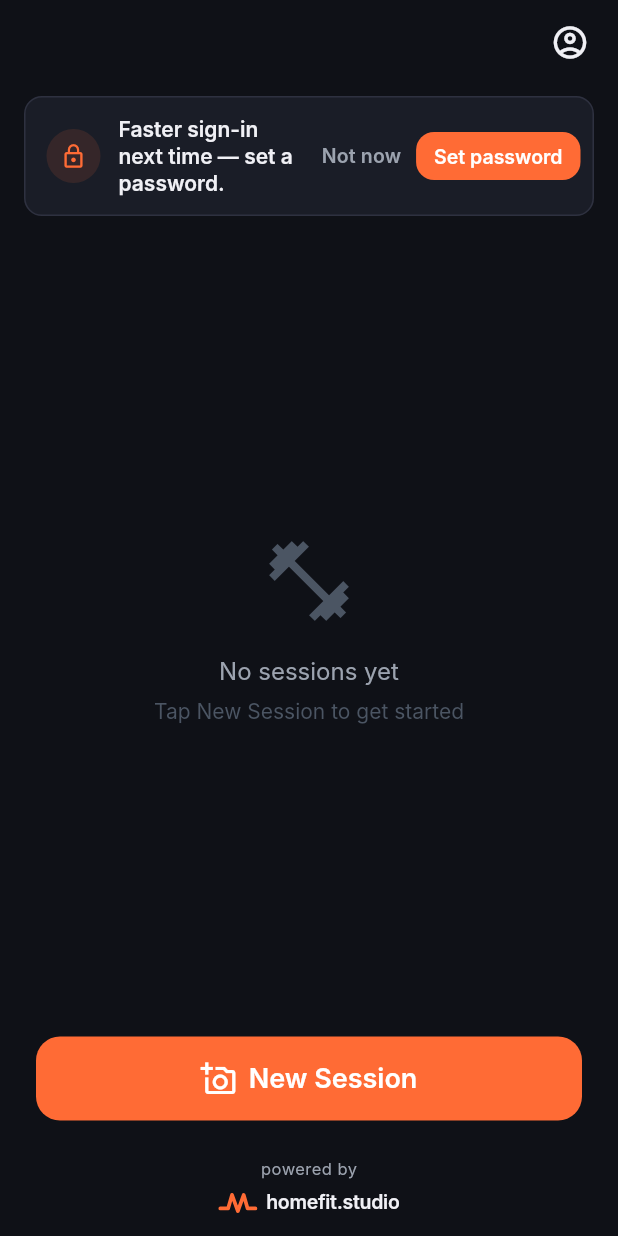
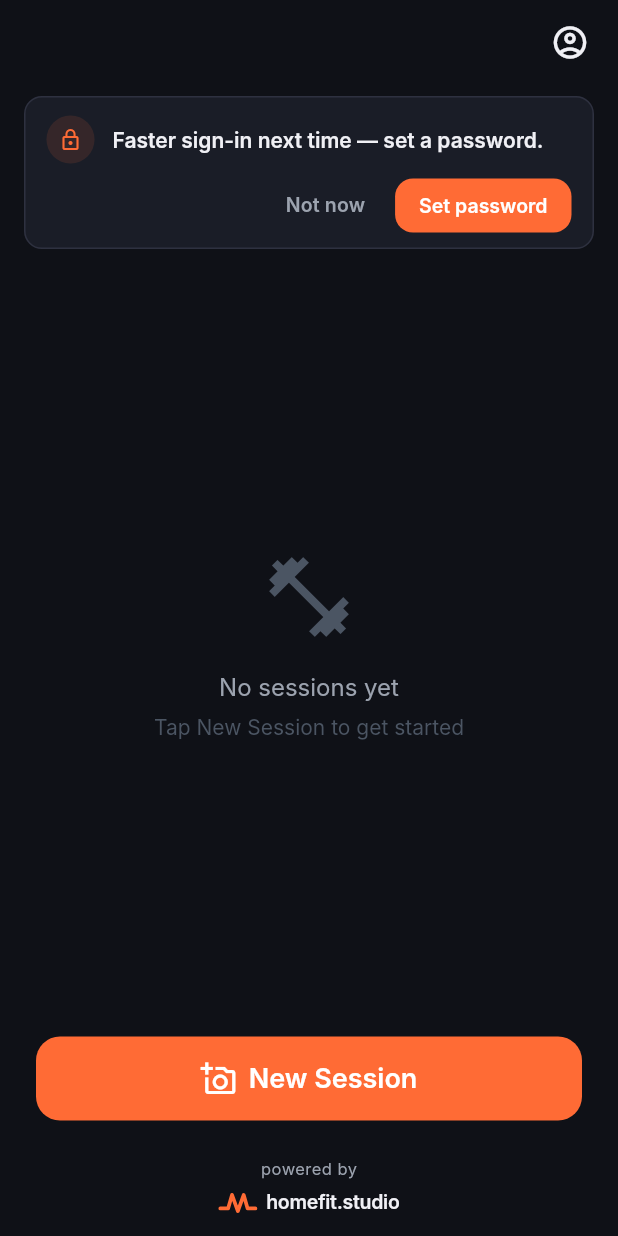
Before and after one commit to carlheinmostert/TrainMe, a Flutter app: the screen it shows once a user with an empty profile is signed in, on a phone screen of 412 x 824 dp. Run offline on Flutter 3.47's test engine with Material 3 defaults, Android fonts, the phone set to English and light mode, and no system bars; our stand-ins replace camera, google_sign_in, image_picker, share_plus, shared_preferences, sign_in_with_apple and 3 more; missing offline and left inert: opencv_dart, video_thumbnail; accounts and stored records are empty; network calls fail; Roboto replaces fonts that are missing (Inter).

Commit message:
auth banner: stack title+buttons vertically, fix text squish
Single-row layout (icon + Expanded(text) + TextButton + FilledButton)
squashed the text column to ~100px on a 375px viewport because the
two buttons ate the horizontal budget. Every word wrapped onto its
own line — "Faster" became a six-line poem.

Two-row layout now: icon + full-width text on top, buttons right-
aligned below. Reads cleanly on both iPhone 17 Pro widths and
smaller iPhones.

Icon size trimmed 36→32 to match the reduced density.

Co-Authored-By: Claude Opus 4.7 (1M context) <noreply@anthropic.com>

```diff
--- a/app/lib/screens/home_screen.dart
+++ b/app/lib/screens/home_screen.dart
@@ -913,19 +913,26 @@ class _SetPasswordBanner extends StatelessWidget {
 
   @override
   Widget build(BuildContext context) {
+    // Two-row layout: icon + full-width text on top, then buttons right-
+    // aligned on the second row. A single-row version squashed the text
+    // column to ~100px on a 375px viewport because the two buttons ate
+    // too much horizontal space, wrapping every word onto its own line.
     return Container(
       decoration: BoxDecoration(
         color: AppColors.surfaceBase,
         borderRadius: BorderRadius.circular(12),
         border: Border.all(color: AppColors.surfaceBorder),
       ),
-      padding: const EdgeInsets.fromLTRB(14, 12, 8, 12),
-      child: Row(
+      padding: const EdgeInsets.fromLTRB(14, 12, 14, 10),
+      child: Column(
+        crossAxisAlignment: CrossAxisAlignment.stretch,
+        children: [
+          Row(
             crossAxisAlignment: CrossAxisAlignment.center,
             children: [
               Container(
-            width: 36,
-            height: 36,
+                width: 32,
+                height: 32,
                 decoration: const BoxDecoration(
                   color: AppColors.brandTintBg,
                   shape: BoxShape.circle,
@@ -934,7 +941,7 @@ class _SetPasswordBanner extends StatelessWidget {
                 child: const Icon(
                   Icons.lock_outline,
                   color: AppColors.primary,
-              size: 18,
+                  size: 16,
                 ),
               ),
               const SizedBox(width: 12),
@@ -946,18 +953,23 @@ class _SetPasswordBanner extends StatelessWidget {
                     fontSize: 14,
                     fontWeight: FontWeight.w600,
                     color: AppColors.textOnDark,
-                height: 1.3,
+                    height: 1.35,
                   ),
                 ),
               ),
-          const SizedBox(width: 4),
+            ],
+          ),
+          const SizedBox(height: 10),
+          Row(
+            mainAxisAlignment: MainAxisAlignment.end,
+            children: [
               TextButton(
                 onPressed: onDismiss,
                 style: TextButton.styleFrom(
                   foregroundColor: AppColors.textSecondaryOnDark,
                   padding: const EdgeInsets.symmetric(
-                horizontal: 8,
-                vertical: 6,
+                    horizontal: 12,
+                    vertical: 8,
                   ),
                   minimumSize: Size.zero,
                   tapTargetSize: MaterialTapTargetSize.shrinkWrap,
@@ -971,20 +983,21 @@ class _SetPasswordBanner extends StatelessWidget {
                   ),
                 ),
               ),
-          const SizedBox(width: 2),
+              const SizedBox(width: 8),
               FilledButton(
                 onPressed: onSetPassword,
                 style: FilledButton.styleFrom(
                   backgroundColor: AppColors.primary,
                   foregroundColor: Colors.white,
                   padding: const EdgeInsets.symmetric(
-                horizontal: 12,
-                vertical: 8,
+                    horizontal: 16,
+                    vertical: 10,
                   ),
                   minimumSize: Size.zero,
                   tapTargetSize: MaterialTapTargetSize.shrinkWrap,
                   shape: RoundedRectangleBorder(
-                borderRadius: BorderRadius.circular(AppTheme.radiusMd),
+                    borderRadius:
+                        BorderRadius.circular(AppTheme.radiusMd),
                   ),
                 ),
                 child: const Text(
@@ -998,6 +1011,8 @@ class _SetPasswordBanner extends StatelessWidget {
               ),
             ],
           ),
+        ],
+      ),
     );
   }
 }
```
Lines whose indentation alone changed are shown as unchanged.
